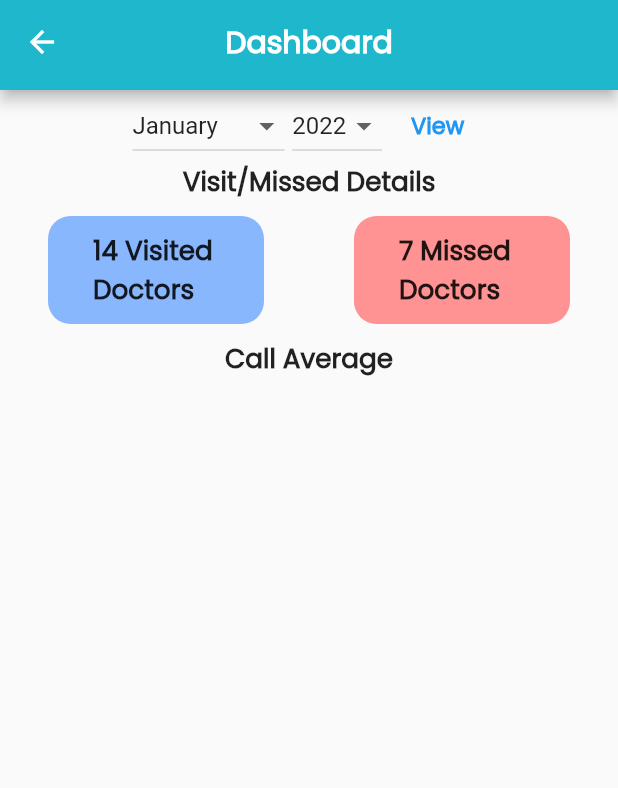
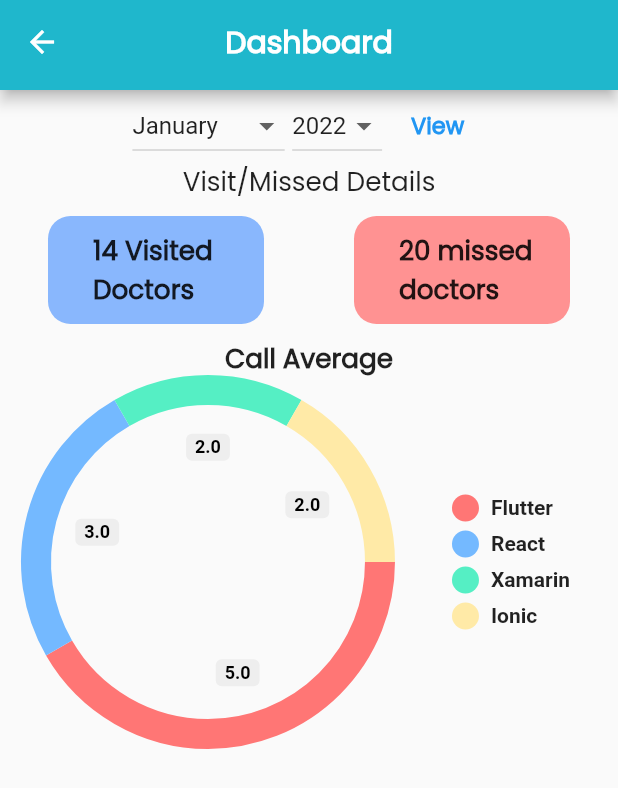
Before and after one commit to UzairZQ/MicroSync, a Flutter app: the Dashboard screen opened by its route, on a phone screen of 412 x 824 dp. Shown: the top 788 px of the screen. Run offline on Flutter 3.47's test engine with Material 2 defaults, Android fonts, the light colour scheme and no system bars; drawn by our look-alikes of pie_chart; our stand-ins replace cloud_firestore, firebase_auth, firebase_core, geolocator, google_maps_flutter; accounts and stored records are empty.

Commit message:
added some refactoring

```diff
--- a/lib/components/constants.dart
+++ b/lib/components/constants.dart
@@ -57,5 +57,19 @@ class myAppBar extends StatelessWidget implements PreferredSizeWidget {
   }
 }
 
-TextStyle ktextstyle = TextStyle(
-    fontFamily: 'Poppins', fontSize: 17.5, fontWeight: FontWeight.w400);
+class myTextwidget extends StatelessWidget {
+  myTextwidget({ this.fontWeight,required this.fontSize,required this.text});
+
+  FontWeight? fontWeight;
+  double fontSize;
+  String text;
+
+  @override
+  Widget build(BuildContext context) {
+    return Text(
+      text,
+      style: TextStyle(
+          fontFamily: 'Poppins', fontWeight: fontWeight, fontSize: fontSize),
+    );
+  }
+}
--- a/lib/userScreens/user_dashboard.dart
+++ b/lib/userScreens/user_dashboard.dart
@@ -1,5 +1,6 @@
 import 'package:flutter/material.dart';
 import 'package:micro_pharma/components/constants.dart';
+import 'package:pie_chart/pie_chart.dart';
 
 List<String> month = <String>[
   'January',
@@ -26,7 +27,14 @@ class Dashboard extends StatefulWidget {
 }
 
 class _DashboardState extends State<Dashboard> {
+  Map<String, double> dataMap = {
+    "Flutter": 5,
+    "React": 3,
+    "Xamarin": 2,
+    "Ionic": 2,
+  };
   String monthValue = month.first;
+
   String yearValue = year.first;
   @override
   Widget build(BuildContext context) {
@@ -94,13 +102,7 @@ class _DashboardState extends State<Dashboard> {
                   ),
                 ],
               ),
-              Text(
-                'Visit/Missed Details',
-                style: TextStyle(
-                    fontSize: 17.5,
-                    fontWeight: FontWeight.bold,
-                    fontFamily: 'Poppins'),
-              ),
+              myTextwidget(fontSize: 17.5, text: 'Visit/Missed Details'),
               Row(
                 mainAxisAlignment: MainAxisAlignment.center,
                 children: [
@@ -111,14 +113,11 @@ class _DashboardState extends State<Dashboard> {
                     height: 72.0,
                     width: 144.0,
                     child: Center(
-                      child: Text(
-                        '14 Visited Doctors',
-                        style: TextStyle(
-                            fontFamily: 'Poppins',
-                            fontWeight: FontWeight.bold,
-                            fontSize: 17.5),
-                      ),
-                    ),
+                        child: myTextwidget(
+                      fontSize: 17.5,
+                      text: '14 Visited Doctors',
+                      fontWeight: FontWeight.bold,
+                    )),
                     decoration: BoxDecoration(
                       color: Color(0xff89B7FD),
                       borderRadius: BorderRadius.circular(15.0),
@@ -131,12 +130,10 @@ class _DashboardState extends State<Dashboard> {
                     height: 72.0,
                     width: 144.0,
                     child: Center(
-                      child: Text(
-                        '7 Missed Doctors',
-                        style: TextStyle(
-                            fontFamily: 'Poppins',
-                            fontWeight: FontWeight.bold,
-                            fontSize: 17.5),
+                      child: myTextwidget(
+                        text: '20 missed doctors',
+                        fontSize: 17.5,
+                        fontWeight: FontWeight.bold,
                       ),
                     ),
                     decoration: BoxDecoration(
@@ -153,7 +150,12 @@ class _DashboardState extends State<Dashboard> {
                     fontWeight: FontWeight.bold,
                     fontFamily: 'Poppins'),
               ),
-              Container(),
+              Container(
+                  padding: EdgeInsets.symmetric(horizontal: 16),
+                  child: PieChart(
+                    dataMap: dataMap,
+                    chartType: ChartType.ring,
+                  )),
             ],
           ),
         ),
--- a/pubspec.yaml
+++ b/pubspec.yaml
@@ -28,6 +28,7 @@ dependencies:
   firebase_core: ^1.24.0
   firebase_auth: ^3.11.1
   cloud_firestore: ^3.5.0
+  pie_chart: ^5.3.2
 
   google_maps_flutter: ^2.2.1
   geolocator: ^9.0.2
```
Also changed, not shown: pubspec.lock.
